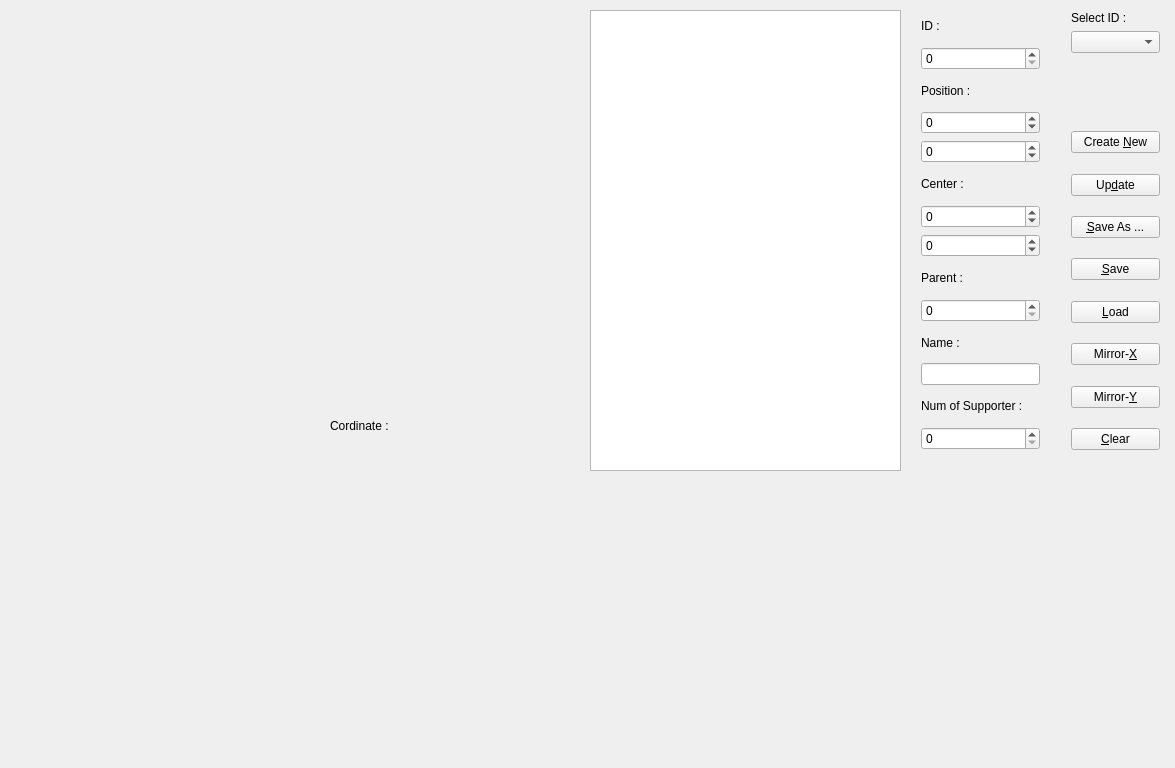
Before: the Qt Designer form Formation/mainwindow.ui in alipiry/PlanEditor, drawn with Qt 5.
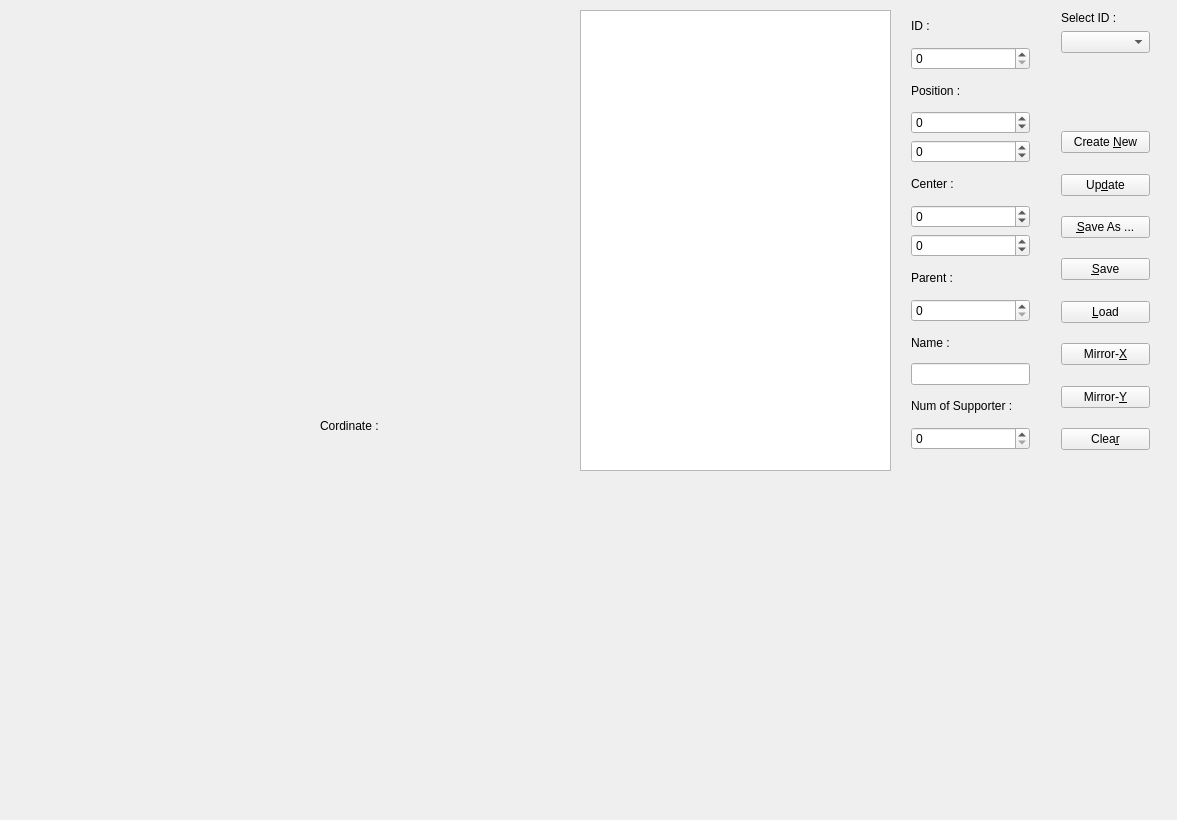
After: the same form once the commit is applied.

Diff of the .ui file:
```diff
--- a/Formation/mainwindow.ui
+++ b/Formation/mainwindow.ui
@@ -6,18 +6,41 @@
    <rect>
     <x>0</x>
     <y>0</y>
-    <width>1175</width>
-    <height>768</height>
+    <width>1177</width>
+    <height>820</height>
    </rect>
   </property>
   <property name="windowTitle">
    <string>HighLevel Behavior Grid Master! :p</string>
   </property>
   <widget class="QWidget" name="centralWidget">
+   <widget class="QLabel" name="label_8">
+    <property name="geometry">
+     <rect>
+      <x>320</x>
+      <y>410</y>
+      <width>81</width>
+      <height>31</height>
+     </rect>
+    </property>
+    <property name="text">
+     <string>Cordinate :</string>
+    </property>
+   </widget>
+   <widget class="QListView" name="listView">
+    <property name="geometry">
+     <rect>
+      <x>580</x>
+      <y>10</y>
+      <width>311</width>
+      <height>461</height>
+     </rect>
+    </property>
+   </widget>
    <widget class="QWidget" name="layoutWidget">
     <property name="geometry">
      <rect>
-      <x>910</x>
+      <x>900</x>
       <y>0</y>
       <width>141</width>
       <height>461</height>
@@ -25,7 +48,7 @@
     </property>
     <layout class="QVBoxLayout" name="verticalLayout">
      <item>
-      <widget class="QLabel" name="label">
+      <widget class="QLabel" name="label_5">
        <property name="text">
         <string>ID :</string>
        </property>
@@ -107,7 +130,7 @@
       </widget>
      </item>
      <item>
-      <widget class="QLabel" name="label_6">
+      <widget class="QLabel" name="label_20">
        <property name="text">
         <string>Name :</string>
        </property>
@@ -128,10 +151,10 @@
      </item>
     </layout>
    </widget>
-   <widget class="QLabel" name="label_5">
+   <widget class="QLabel" name="label_6">
     <property name="geometry">
      <rect>
-      <x>445</x>
+      <x>435</x>
       <y>410</y>
       <width>111</width>
       <height>31</height>
@@ -141,23 +164,10 @@
      <string/>
     </property>
    </widget>
-   <widget class="QLabel" name="label_8">
-    <property name="geometry">
-     <rect>
-      <x>330</x>
-      <y>410</y>
-      <width>81</width>
-      <height>31</height>
-     </rect>
-    </property>
-    <property name="text">
-     <string>Cordinate :</string>
-    </property>
-   </widget>
    <widget class="QWidget" name="layoutWidget_2">
     <property name="geometry">
      <rect>
-      <x>1060</x>
+      <x>1050</x>
       <y>0</y>
       <width>111</width>
       <height>461</height>
@@ -382,22 +392,12 @@
      <item>
       <widget class="QPushButton" name="clear">
        <property name="text">
-        <string>&amp;Clear</string>
+        <string>Clea&amp;r</string>
        </property>
       </widget>
      </item>
     </layout>
    </widget>
-   <widget class="QListView" name="listView">
-    <property name="geometry">
-     <rect>
-      <x>590</x>
-      <y>10</y>
-      <width>311</width>
-      <height>461</height>
-     </rect>
-    </property>
-   </widget>
   </widget>
  </widget>
  <layoutdefault spacing="6" margin="11"/>
```
Left out of the diff: 38 changed lines with no effect on the pictures.
